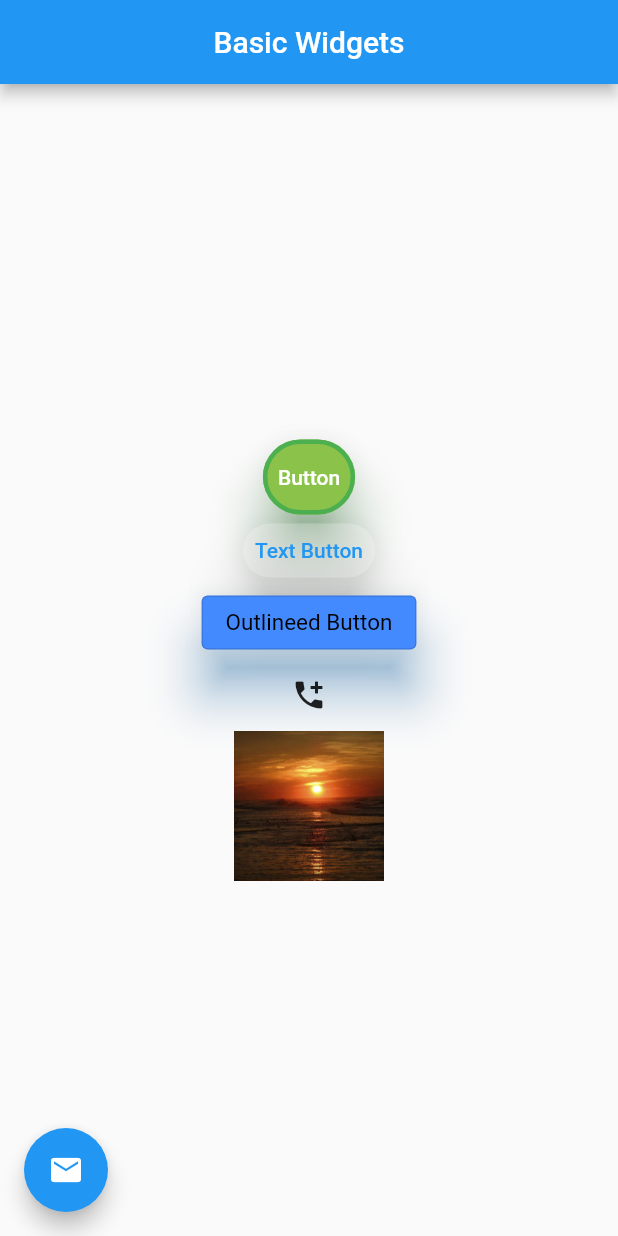
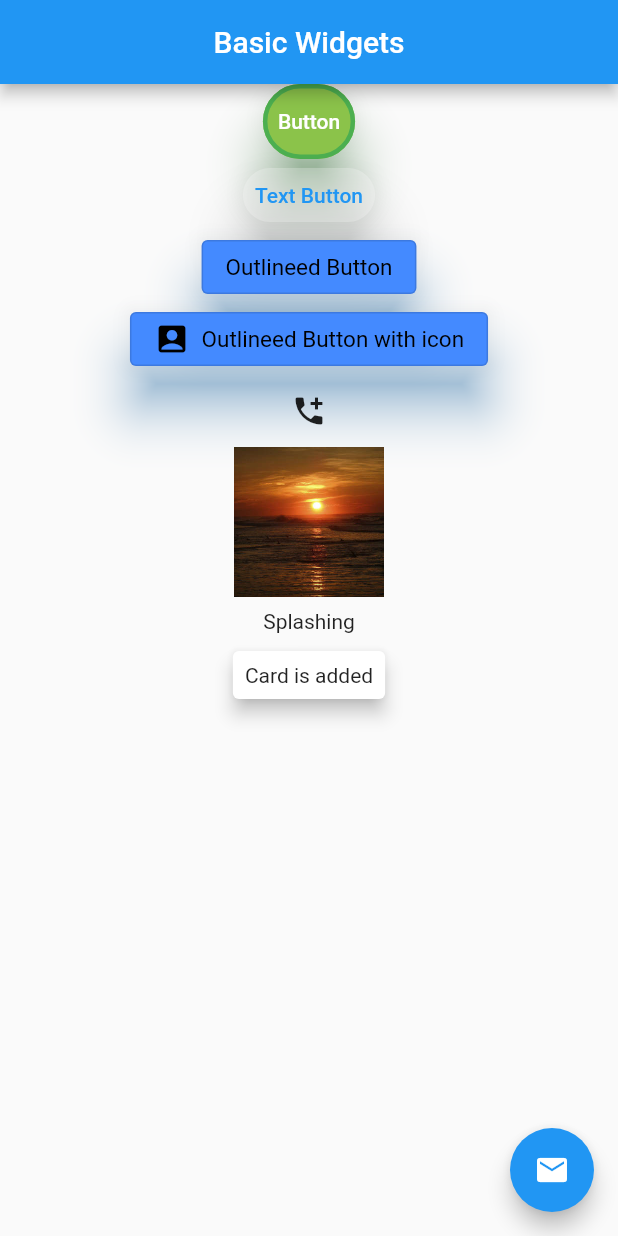
Before and after one commit to MHFerdous/Flutter_RestAPI_FireBase, a Flutter app: the screen it shows after launch, on a phone screen of 412 x 824 dp. Run offline on Flutter 3.47's test engine with Material 2 defaults, Android fonts, the phone set to English and light mode, and no system bars.

Commit message:
Button added

```diff
--- a/lib/main.dart
+++ b/lib/main.dart
@@ -30,8 +30,9 @@ class HomeScreen extends StatelessWidget {
           onPressed: () {},
           child: Icon(Icons.mail),
         ),
-      floatingActionButtonLocation: FloatingActionButtonLocation.startFloat,
-      body: Center(
+        floatingActionButtonLocation: FloatingActionButtonLocation.endFloat,
+        body: SingleChildScrollView(
+          child: Center(
             child: Column(
               mainAxisAlignment: MainAxisAlignment.center,
               children: [
@@ -41,7 +42,8 @@ class HomeScreen extends StatelessWidget {
                         minimumSize: Size(50, 50),
                         maximumSize: Size(100, 100),
                         elevation: 15,
-                    padding: EdgeInsets.symmetric(horizontal: 10, vertical: 10),
+                        padding:
+                            EdgeInsets.symmetric(horizontal: 10, vertical: 10),
                         shadowColor: Colors.green,
                         shape: RoundedRectangleBorder(
                           borderRadius: BorderRadius.circular(500),
@@ -69,6 +71,17 @@ class HomeScreen extends StatelessWidget {
                     ),
                     onPressed: () {},
                     child: Text('Outlineed Button')),
+                OutlinedButton.icon(
+                    style: OutlinedButton.styleFrom(
+                      backgroundColor: Colors.blueAccent,
+                      foregroundColor: Colors.black,
+                      textStyle: TextStyle(fontSize: 15),
+                      elevation: 15,
+                      shadowColor: Colors.blue,
+                    ),
+                    onPressed: () {},
+                    icon: Icon(Icons.account_box),
+                    label: Text('Outlineed Button with icon')),
                 IconButton(
                     style: IconButton.styleFrom(
                       foregroundColor: Colors.white,
@@ -93,10 +106,34 @@ class HomeScreen extends StatelessWidget {
                     'assets/img.png',
                     width: 100,
                   ),
-            )
+                ),
+                InkWell(
+                    splashColor: Colors.purple,
+                    onTap: () {
+                      print('Pressed');
+                    },
+                    onDoubleTap: () {
+                      print('Double pressed');
+                    },
+                    onLongPress: () {
+                      print('Long Pressed');
+                    },
+                    child: Padding(
+                      padding: const EdgeInsets.all(8.0),
+                      child: Text(
+                        'Splashing',
+                      ),
+                    )),
+                Card(
+                  elevation: 5,
+                  child: Padding(
+                    padding: const EdgeInsets.all(8.0),
+                    child: Text('Card is added'),
+                  ),
+                ),
               ],
             ),
           ),
-    );
+        ));
   }
 }
```
Lines whose indentation alone changed are shown as unchanged.
